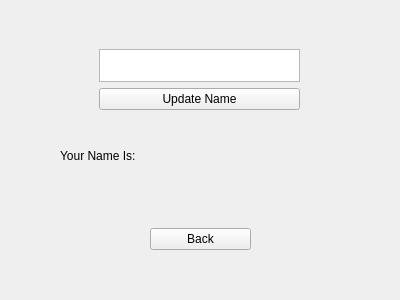
Old version of the form settings.ui in the repository HenkSlabber/REII313.
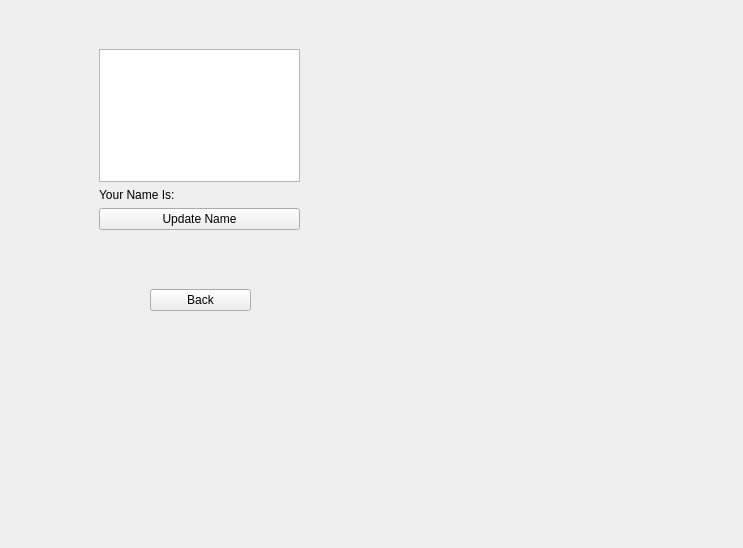
New version of the form.

The edit to the form file:
```diff
--- a/settings.ui
+++ b/settings.ui
@@ -6,8 +6,8 @@
    <rect>
     <x>0</x>
     <y>0</y>
-    <width>400</width>
-    <height>300</height>
+    <width>743</width>
+    <height>548</height>
    </rect>
   </property>
   <property name="windowTitle">
@@ -19,7 +19,7 @@
      <x>99</x>
      <y>49</y>
      <width>201</width>
-     <height>61</height>
+     <height>181</height>
     </rect>
    </property>
    <layout class="QVBoxLayout" name="verticalLayout">
@@ -27,23 +27,6 @@
      <widget class="QPlainTextEdit" name="UpdateNameTextEdit"/>
     </item>
     <item>
-     <widget class="QPushButton" name="UpdateNameBtn">
-      <property name="text">
-       <string>Update Name</string>
-      </property>
-     </widget>
-    </item>
-   </layout>
-  </widget>
-  <widget class="QWidget" name="horizontalLayoutWidget">
-   <property name="geometry">
-    <rect>
-     <x>60</x>
-     <y>140</y>
-     <width>281</width>
-     <height>31</height>
-    </rect>
-   </property>
    <layout class="QHBoxLayout" name="horizontalLayout">
     <item>
      <widget class="QLabel" name="YourNameIs">
@@ -60,12 +43,21 @@
      </widget>
     </item>
    </layout>
+    </item>
+    <item>
+     <widget class="QPushButton" name="UpdateNameBtn">
+      <property name="text">
+       <string>Update Name</string>
+      </property>
+     </widget>
+    </item>
+   </layout>
   </widget>
   <widget class="QWidget" name="gridLayoutWidget">
    <property name="geometry">
     <rect>
      <x>150</x>
-     <y>219</y>
+     <y>280</y>
      <width>101</width>
      <height>41</height>
     </rect>
```
Lines whose indentation alone changed are shown as unchanged.
